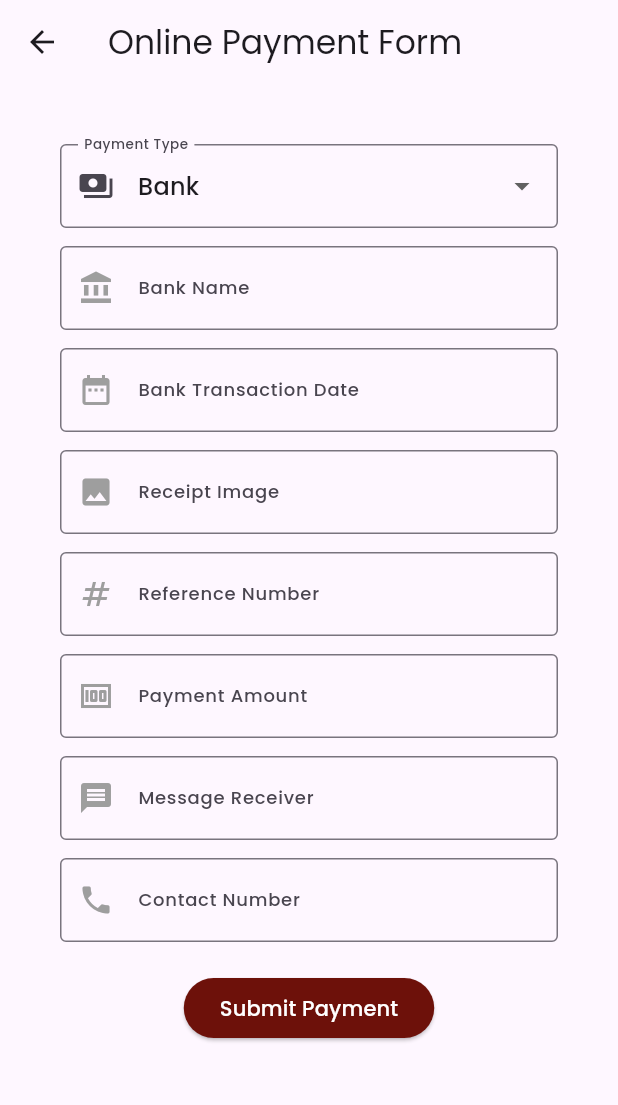
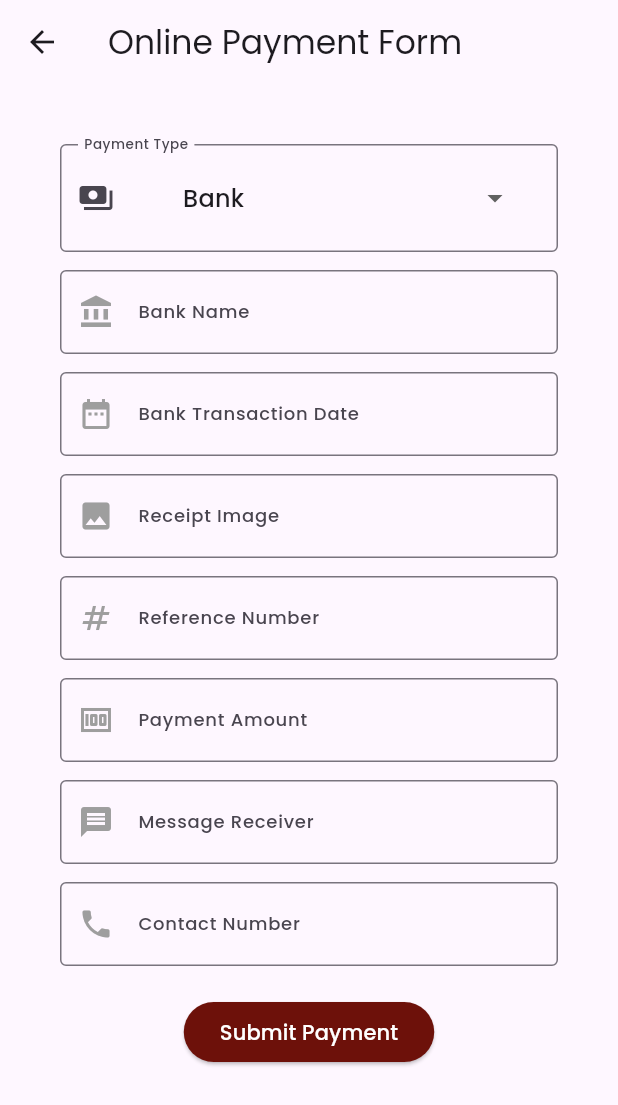
Before and after one commit to clydebaconguis/LDCU-Mobile, a Flutter app: the PaymentForm screen opened directly, on a phone screen of 412 x 824 dp. Shown: the top 1105 px of the screen. Run offline on Flutter 3.47's test engine with Material 3 defaults, Android fonts, the phone set to English and light mode, and no system bars; our stand-ins replace cached_network_image, carousel_slider, contained_tab_bar_view, dropdown_button2, firebase_core, firebase_messaging and 7 more; accounts and stored records are empty; network calls fail.

Commit message:
changes August 23, 2024

```diff
--- a/lib/api/api.dart
+++ b/lib/api/api.dart
@@ -4,8 +4,8 @@ import 'package:shared_preferences/shared_preferences.dart';
 class CallApi {
   // final String _mainDomain = "https://app-ldcu.essentiel.ph/";
   // final String _mainDomain = "http://127.0.0.1:8000/";
-  final String _mainDomain = "http://192.168.50.13:8000/";
-  final String _onlineDomain = "http://192.168.50.13:8000/";
+  // final String _mainDomain = "http://192.168.50.13:8000/";
+  final String _mainDomain = "https://assure.essentiel.ph/";
   final String _esDomain = "api/mobile/api_login";
   final String _enrollmentInfo = "api/mobile/api_enrollmentinfo";
   final String _enrollmentData = "api/mobile/api_enrollmentdata";
@@ -174,7 +174,7 @@ class CallApi {
   // }
 
   login(username, pword) async {
-    var fullUrl = '$_onlineDomain$_esDomain?&username=$username&pword=$pword';
+    var fullUrl = '$_mainDomain$_esDomain?&username=$username&pword=$pword';
     return await http.get(Uri.parse(fullUrl));
   }
 
--- a/lib/push_notifications.dart
+++ b/lib/push_notifications.dart
@@ -357,7 +357,6 @@ import 'package:pushtrial/api/api.dart';
 import 'package:pushtrial/models/user_data.dart';
 import 'package:pushtrial/models/user.dart';
 import 'package:pushtrial/models/taphistory.dart';
-import 'package:pushtrial/models/fcmtoken.dart';
 import 'package:shared_preferences/shared_preferences.dart';
 import 'dart:convert';
 import 'dart:async';
--- a/lib/screens/billing_information.dart
+++ b/lib/screens/billing_information.dart
@@ -114,7 +114,7 @@ class BillingInformationState extends State<BillingInformationPage> {
                                       style: TextStyle(
                                         fontWeight: FontWeight.bold,
                                         color: Colors.black,
-                                        fontSize: 13,
+                                        fontSize: 11,
                                       ))),
                               DataColumn(
                                   label: Text('Amount',
--- a/lib/screens/payment.dart
+++ b/lib/screens/payment.dart
@@ -59,7 +59,7 @@ class PaymentPageState extends State<PaymentPage> {
         setState(() {
           trans = list.map((model) => Transactions.fromJson(model)).toList();
         });
-        print('Retrieved transactions: $trans');
+        // print('Retrieved transactions: $trans');
       } catch (e) {
         print('Error parsing JSON: $e');
       }
--- a/lib/screens/payment_form.dart
+++ b/lib/screens/payment_form.dart
@@ -1,4 +1,7 @@
 import 'package:flutter/material.dart';
+import 'package:dropdown_button2/dropdown_button2.dart';
+import 'package:image_picker/image_picker.dart';
+import 'dart:io';
 
 class PaymentForm extends StatefulWidget {
   @override
@@ -7,6 +10,18 @@ class PaymentForm extends StatefulWidget {
 
 class _PaymentFormState extends State<PaymentForm> {
   String _selectedPaymentType = 'bank';
+  File? _receiptImage;
+
+  Future<void> _pickImage() async {
+    final picker = ImagePicker();
+    final pickedFile = await picker.pickImage(source: ImageSource.gallery);
+
+    if (pickedFile != null) {
+      setState(() {
+        _receiptImage = File(pickedFile.path);
+      });
+    }
+  }
 
   @override
   Widget build(BuildContext context) {
@@ -21,7 +36,7 @@ class _PaymentFormState extends State<PaymentForm> {
           child: Column(
             crossAxisAlignment: CrossAxisAlignment.start,
             children: [
-              DropdownButtonFormField<String>(
+              DropdownButtonFormField2<String>(
                 value: _selectedPaymentType,
                 items: [
                   DropdownMenuItem(child: Text('Bank'), value: 'bank'),
@@ -42,6 +57,13 @@ class _PaymentFormState extends State<PaymentForm> {
                   ),
                   prefixIcon: Icon(Icons.payments),
                   border: OutlineInputBorder(),
+                ),
+                buttonStyleData: const ButtonStyleData(
+                  height: 40,
+                  padding: EdgeInsets.only(left: 14, right: 14),
+                ),
+                dropdownStyleData: const DropdownStyleData(
+                  maxHeight: 200,
                 ),
               ),
               SizedBox(height: 12),
@@ -73,16 +95,29 @@ class _PaymentFormState extends State<PaymentForm> {
                 ),
                 const SizedBox(height: 12),
               ],
-              TextFormField(
-                decoration: const InputDecoration(
-                  labelText: 'Receipt Image',
-                  labelStyle: TextStyle(
-                    fontFamily: 'Poppins',
-                    fontSize: 12,
-                    fontWeight: FontWeight.w500,
+              GestureDetector(
+                onTap: _pickImage,
+                child: AbsorbPointer(
+                  child: TextFormField(
+                    decoration: InputDecoration(
+                      labelText: 'Receipt Image',
+                      labelStyle: const TextStyle(
+                        fontFamily: 'Poppins',
+                        fontSize: 12,
+                        fontWeight: FontWeight.w500,
+                      ),
+                      prefixIcon: const Icon(Icons.image, color: Colors.grey),
+                      border: const OutlineInputBorder(),
+                      suffixIcon: _receiptImage != null
+                          ? Image.file(
+                              _receiptImage!,
+                              width: 48,
+                              height: 48,
+                              fit: BoxFit.cover,
+                            )
+                          : null,
+                    ),
                   ),
-                  prefixIcon: Icon(Icons.image, color: Colors.grey),
-                  border: OutlineInputBorder(),
                 ),
               ),
               const SizedBox(height: 12),
@@ -94,10 +129,7 @@ class _PaymentFormState extends State<PaymentForm> {
                     fontSize: 12,
                     fontWeight: FontWeight.w500,
                   ),
-                  prefixIcon: Icon(
-                    Icons.numbers,
-                    color: Colors.grey,
-                  ),
+                  prefixIcon: Icon(Icons.numbers, color: Colors.grey),
                   border: OutlineInputBorder(),
                 ),
               ),
@@ -110,10 +142,7 @@ class _PaymentFormState extends State<PaymentForm> {
                     fontSize: 12,
                     fontWeight: FontWeight.w500,
                   ),
-                  prefixIcon: Icon(
-                    Icons.money,
-                    color: Colors.grey,
-                  ),
+                  prefixIcon: Icon(Icons.money, color: Colors.grey),
                   border: OutlineInputBorder(),
                 ),
                 keyboardType: TextInputType.number,
@@ -127,10 +156,7 @@ class _PaymentFormState extends State<PaymentForm> {
                     fontSize: 12,
                     fontWeight: FontWeight.w500,
                   ),
-                  prefixIcon: Icon(
-                    Icons.message,
-                    color: Colors.grey,
-                  ),
+                  prefixIcon: Icon(Icons.message, color: Colors.grey),
                   border: OutlineInputBorder(),
                 ),
               ),
@@ -143,10 +169,7 @@ class _PaymentFormState extends State<PaymentForm> {
                     fontSize: 12,
                     fontWeight: FontWeight.w500,
                   ),
-                  prefixIcon: Icon(
-                    Icons.phone,
-                    color: Colors.grey,
-                  ),
+                  prefixIcon: Icon(Icons.phone, color: Colors.grey),
                   border: OutlineInputBorder(),
                 ),
                 keyboardType: TextInputType.phone,
--- a/pubspec.yaml
+++ b/pubspec.yaml
@@ -56,6 +56,7 @@ dependencies:
   swipeable_tile: ^2.0.1
   swipe_refresh: ^1.1.2
   flutter_swipe_action_cell: ^3.1.3
+  image_picker: ^1.1.2
 
 dev_dependencies:
   flutter_test:
```
Also changed, not shown: lib/screens/notifications.dart (+26 -26 lines), lib/widgets/action_button.dart (+4 -4 lines), lib/screens/profileenrollment.dart (added), lib/screens/profileparents.dart (added), lib/screens/profilepersonal.dart (added), pubspec.lock, 5 other files.
